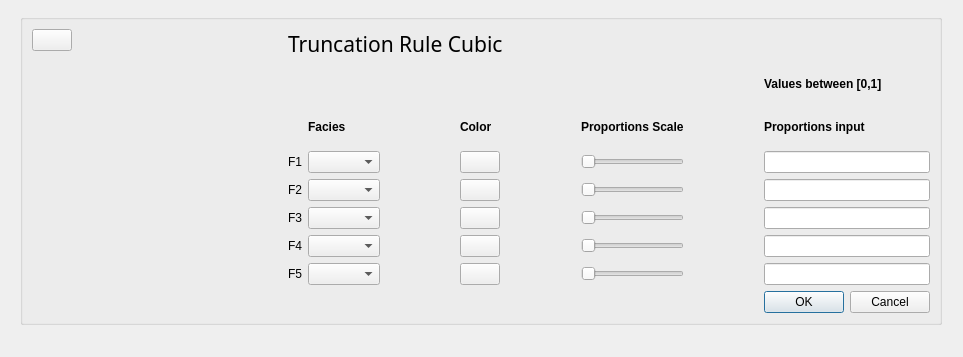
First picture: the form in ui/TruncRuleCubic.ui, repository equinor/APS-Facies, before the edit.
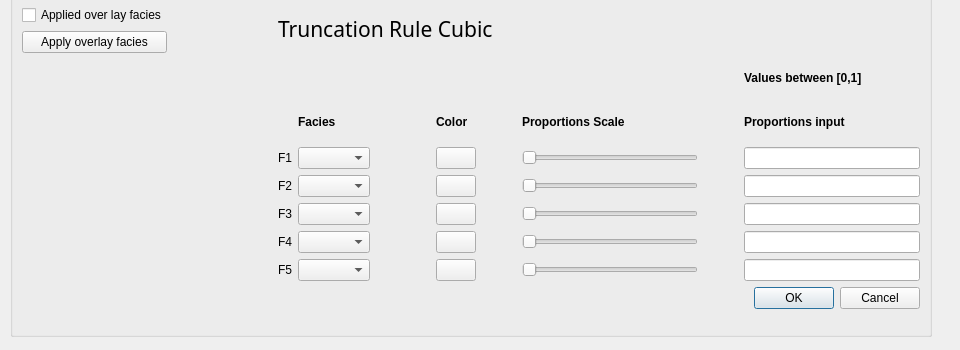
Second picture: the form after the edit. Custom widgets are drawn as their Qt base class.

```diff
--- a/ui/TruncRuleCubic.ui
+++ b/ui/TruncRuleCubic.ui
@@ -6,8 +6,8 @@
    <rect>
     <x>0</x>
     <y>0</y>
-    <width>963</width>
-    <height>357</height>
+    <width>960</width>
+    <height>350</height>
    </rect>
   </property>
   <property name="windowTitle">
@@ -16,18 +16,15 @@
   <widget class="QGroupBox" name="groupBox">
    <property name="geometry">
     <rect>
-     <x>20</x>
-     <y>14</y>
+     <x>10</x>
+     <y>-10</y>
      <width>922</width>
-     <height>311</height>
+     <height>347</height>
     </rect>
    </property>
    <layout class="QFormLayout" name="formLayout">
-    <item row="0" column="0">
-     <widget class="QPushButton" name="Icon_TruncationRuleCubic_kiconbutton"/>
-    </item>
-    <item row="1" column="0">
-     <widget class="QCustomPlot" name="TruncationRuleCubic_qcustomplot">
+    <item row="3" column="0">
+     <widget class="QCustomPlot" name="m_plot_truncation_rule_cubic">
       <property name="minimumSize">
        <size>
         <width>250</width>
@@ -50,305 +47,143 @@
       </property>
      </widget>
     </item>
+    <item row="1" column="0">
+     <layout class="QGridLayout" name="layout_apply_overlay_facies">
+      <item row="1" column="0">
+       <widget class="QPushButton" name="m_button_apply_overlay_facies">
+        <property name="text">
+         <string>Apply overlay facies</string>
+        </property>
+       </widget>
+      </item>
+      <item row="0" column="0">
+       <widget class="QCheckBox" name="m_toggle_apply_overlay_facies">
+        <property name="text">
+         <string>Applied over lay facies</string>
+        </property>
+       </widget>
+      </item>
+     </layout>
+    </item>
     <item row="1" column="1">
-     <layout class="QGridLayout" name="gridLayout">
+     <widget class="QLabel" name="label_truncation_rule_cubic">
+      <property name="font">
+       <font>
+        <family>Abyssinica SIL</family>
+        <pointsize>16</pointsize>
+        <weight>50</weight>
+        <bold>false</bold>
+       </font>
+      </property>
+      <property name="text">
+       <string>Truncation Rule Cubic</string>
+      </property>
+     </widget>
+    </item>
+    <item row="3" column="1">
+     <layout class="QGridLayout" name="layout_truncation_rule_cubic">
       <item row="2" column="0">
-       <widget class="QLabel" name="F1_label">
+       <widget class="QLabel" name="label_F1">
         <property name="text">
          <string>F1</string>
         </property>
        </widget>
       </item>
       <item row="2" column="1">
-       <widget class="QComboBox" name="F1_qcombobox"/>
-      </item>
-      <item row="2" column="2">
-       <spacer name="horizontalSpacer_4">
-        <property name="orientation">
-         <enum>Qt::Horizontal</enum>
-        </property>
-        <property name="sizeHint" stdset="0">
-         <size>
-          <width>40</width>
-          <height>20</height>
-         </size>
-        </property>
-       </spacer>
-      </item>
-      <item row="2" column="4">
-       <spacer name="horizontalSpacer_5">
-        <property name="orientation">
-         <enum>Qt::Horizontal</enum>
-        </property>
-        <property name="sizeHint" stdset="0">
-         <size>
-          <width>40</width>
-          <height>20</height>
-         </size>
-        </property>
-       </spacer>
+       <widget class="QComboBox" name="m_choose_F1"/>
       </item>
       <item row="2" column="5">
-       <widget class="QSlider" name="F1_horizontalSlider">
+       <widget class="QSlider" name="m_slider_F1">
         <property name="orientation">
          <enum>Qt::Horizontal</enum>
         </property>
        </widget>
       </item>
-      <item row="2" column="6">
-       <spacer name="horizontalSpacer_6">
-        <property name="orientation">
-         <enum>Qt::Horizontal</enum>
-        </property>
-        <property name="sizeHint" stdset="0">
-         <size>
-          <width>40</width>
-          <height>20</height>
-         </size>
-        </property>
-       </spacer>
-      </item>
       <item row="2" column="7">
-       <widget class="QLineEdit" name="F1_lineEdit"/>
+       <widget class="QLineEdit" name="m_edit_proportion_F1"/>
       </item>
       <item row="3" column="0">
-       <widget class="QLabel" name="F2_label">
+       <widget class="QLabel" name="label_F2">
         <property name="text">
          <string>F2</string>
         </property>
        </widget>
       </item>
+      <item row="3" column="7">
+       <widget class="QLineEdit" name="m_edit_proportion_F2"/>
+      </item>
       <item row="3" column="1">
-       <widget class="QComboBox" name="F2_qcombobox"/>
-      </item>
-      <item row="3" column="2">
-       <spacer name="horizontalSpacer_7">
-        <property name="orientation">
-         <enum>Qt::Horizontal</enum>
-        </property>
-        <property name="sizeHint" stdset="0">
-         <size>
-          <width>40</width>
-          <height>20</height>
-         </size>
-        </property>
-       </spacer>
-      </item>
-      <item row="3" column="4">
-       <spacer name="horizontalSpacer_8">
-        <property name="orientation">
-         <enum>Qt::Horizontal</enum>
-        </property>
-        <property name="sizeHint" stdset="0">
-         <size>
-          <width>40</width>
-          <height>20</height>
-         </size>
-        </property>
-       </spacer>
+       <widget class="QComboBox" name="m_choose_F2"/>
       </item>
       <item row="3" column="5">
-       <widget class="QSlider" name="F2_horizontalSlider">
+       <widget class="QSlider" name="m_slider_F2">
         <property name="orientation">
          <enum>Qt::Horizontal</enum>
         </property>
        </widget>
       </item>
-      <item row="3" column="6">
-       <spacer name="horizontalSpacer_9">
-        <property name="orientation">
-         <enum>Qt::Horizontal</enum>
-        </property>
-        <property name="sizeHint" stdset="0">
-         <size>
-          <width>40</width>
-          <height>20</height>
-         </size>
-        </property>
-       </spacer>
-      </item>
-      <item row="3" column="7">
-       <widget class="QLineEdit" name="F2_lineEdit"/>
+      <item row="4" column="1">
+       <widget class="QComboBox" name="m_choose_F3"/>
       </item>
       <item row="4" column="0">
-       <widget class="QLabel" name="F3_label">
+       <widget class="QLabel" name="label_F3">
         <property name="text">
          <string>F3</string>
         </property>
        </widget>
       </item>
-      <item row="4" column="1">
-       <widget class="QComboBox" name="F3_qcombobox"/>
-      </item>
-      <item row="4" column="2">
-       <spacer name="horizontalSpacer_10">
-        <property name="orientation">
-         <enum>Qt::Horizontal</enum>
-        </property>
-        <property name="sizeHint" stdset="0">
-         <size>
-          <width>40</width>
-          <height>20</height>
-         </size>
-        </property>
-       </spacer>
-      </item>
-      <item row="4" column="4">
-       <spacer name="horizontalSpacer_11">
-        <property name="orientation">
-         <enum>Qt::Horizontal</enum>
-        </property>
-        <property name="sizeHint" stdset="0">
-         <size>
-          <width>40</width>
-          <height>20</height>
-         </size>
-        </property>
-       </spacer>
-      </item>
-      <item row="4" column="5">
-       <widget class="QSlider" name="F3_horizontalSlider">
-        <property name="orientation">
-         <enum>Qt::Horizontal</enum>
-        </property>
-       </widget>
-      </item>
-      <item row="4" column="6">
-       <spacer name="horizontalSpacer_12">
-        <property name="orientation">
-         <enum>Qt::Horizontal</enum>
-        </property>
-        <property name="sizeHint" stdset="0">
-         <size>
-          <width>40</width>
-          <height>20</height>
-         </size>
-        </property>
-       </spacer>
-      </item>
       <item row="4" column="7">
-       <widget class="QLineEdit" name="F3_lineEdit"/>
+       <widget class="QLineEdit" name="m_edit_proportion_F3"/>
+      </item>
+      <item row="4" column="5">
+       <widget class="QSlider" name="m_slider_F3">
+        <property name="orientation">
+         <enum>Qt::Horizontal</enum>
+        </property>
+       </widget>
+      </item>
+      <item row="5" column="1">
+       <widget class="QComboBox" name="m_choose_F4"/>
       </item>
       <item row="5" column="0">
-       <widget class="QLabel" name="F4_label">
+       <widget class="QLabel" name="label_F4">
         <property name="text">
          <string>F4</string>
         </property>
        </widget>
       </item>
-      <item row="5" column="1">
-       <widget class="QComboBox" name="F4_qcombobox"/>
-      </item>
-      <item row="5" column="2">
-       <spacer name="horizontalSpacer_13">
-        <property name="orientation">
-         <enum>Qt::Horizontal</enum>
-        </property>
-        <property name="sizeHint" stdset="0">
-         <size>
-          <width>40</width>
-          <height>20</height>
-         </size>
-        </property>
-       </spacer>
-      </item>
-      <item row="5" column="4">
-       <spacer name="horizontalSpacer_14">
-        <property name="orientation">
-         <enum>Qt::Horizontal</enum>
-        </property>
-        <property name="sizeHint" stdset="0">
-         <size>
-          <width>40</width>
-          <height>20</height>
-         </size>
-        </property>
-       </spacer>
-      </item>
-      <item row="5" column="5">
-       <widget class="QSlider" name="F4_horizontalSlider">
-        <property name="orientation">
-         <enum>Qt::Horizontal</enum>
-        </property>
-       </widget>
-      </item>
-      <item row="5" column="6">
-       <spacer name="horizontalSpacer_15">
-        <property name="orientation">
-         <enum>Qt::Horizontal</enum>
-        </property>
-        <property name="sizeHint" stdset="0">
-         <size>
-          <width>40</width>
-          <height>20</height>
-         </size>
-        </property>
-       </spacer>
-      </item>
       <item row="5" column="7">
-       <widget class="QLineEdit" name="F4_lineEdit"/>
+       <widget class="QLineEdit" name="m_edit_proportion_F4"/>
       </item>
-      <item row="6" column="0">
-       <widget class="QLabel" name="F5_label">
-        <property name="text">
-         <string>F5</string>
+      <item row="5" column="5">
+       <widget class="QSlider" name="m_slider_F4">
+        <property name="orientation">
+         <enum>Qt::Horizontal</enum>
         </property>
        </widget>
       </item>
       <item row="6" column="1">
-       <widget class="QComboBox" name="F5_qcombobox"/>
-      </item>
-      <item row="6" column="2">
-       <spacer name="horizontalSpacer_16">
-        <property name="orientation">
-         <enum>Qt::Horizontal</enum>
-        </property>
-        <property name="sizeHint" stdset="0">
-         <size>
-          <width>40</width>
-          <height>20</height>
-         </size>
-        </property>
-       </spacer>
-      </item>
-      <item row="6" column="4">
-       <spacer name="horizontalSpacer_17">
-        <property name="orientation">
-         <enum>Qt::Horizontal</enum>
-        </property>
-        <property name="sizeHint" stdset="0">
-         <size>
-          <width>40</width>
-          <height>20</height>
-         </size>
-        </property>
-       </spacer>
+       <widget class="QComboBox" name="m_choose_F5"/>
       </item>
       <item row="6" column="5">
-       <widget class="QSlider" name="F5_horizontalSlider">
+       <widget class="QSlider" name="m_slider_F5">
         <property name="orientation">
          <enum>Qt::Horizontal</enum>
         </property>
        </widget>
       </item>
-      <item row="6" column="6">
-       <spacer name="horizontalSpacer_18">
-        <property name="orientation">
-         <enum>Qt::Horizontal</enum>
+      <item row="6" column="0">
+       <widget class="QLabel" name="label_F5">
+        <property name="text">
+         <string>F5</string>
         </property>
-        <property name="sizeHint" stdset="0">
-         <size>
-          <width>40</width>
-          <height>20</height>
-         </size>
-        </property>
-       </spacer>
+       </widget>
       </item>
       <item row="6" column="7">
-       <widget class="QLineEdit" name="F5_lineEdit"/>
+       <widget class="QLineEdit" name="m_edit_proportion_F5"/>
       </item>
       <item row="1" column="7">
-       <widget class="QLabel" name="Proportionsinput_label">
+       <widget class="QLabel" name="label_proportions_input">
         <property name="font">
          <font>
           <weight>75</weight>
@@ -361,7 +196,7 @@
        </widget>
       </item>
       <item row="0" column="7">
-       <widget class="QLabel" name="Valuesbetween_abel">
+       <widget class="QLabel" name="label_values_between">
         <property name="font">
          <font>
           <weight>75</weight>
@@ -374,7 +209,7 @@
        </widget>
       </item>
       <item row="1" column="3">
-       <widget class="QLabel" name="Color_label">
+       <widget class="QLabel" name="label_color">
         <property name="font">
          <font>
           <weight>75</weight>
@@ -386,40 +221,8 @@
         </property>
        </widget>
       </item>
-      <item row="1" column="4">
-       <spacer name="horizontalSpacer_2">
-        <property name="orientation">
-         <enum>Qt::Horizontal</enum>
-        </property>
-        <property name="sizeType">
-         <enum>QSizePolicy::Preferred</enum>
-        </property>
-        <property name="sizeHint" stdset="0">
-         <size>
-          <width>40</width>
-          <height>20</height>
-         </size>
-        </property>
-       </spacer>
-      </item>
-      <item row="1" column="2">
-       <spacer name="horizontalSpacer_1">
-        <property name="orientation">
-         <enum>Qt::Horizontal</enum>
-        </property>
-        <property name="sizeType">
-         <enum>QSizePolicy::Preferred</enum>
-        </property>
-        <property name="sizeHint" stdset="0">
-         <size>
-          <width>60</width>
-          <height>20</height>
-         </size>
-        </property>
-       </spacer>
-      </item>
       <item row="1" column="1">
-       <widget class="QLabel" name="Facies_label">
+       <widget class="QLabel" name="label_facies">
         <property name="font">
          <font>
           <weight>75</weight>
@@ -431,24 +234,11 @@
         </property>
        </widget>
       </item>
-      <item row="1" column="6">
-       <spacer name="horizontalSpacer_3">
-        <property name="orientation">
-         <enum>Qt::Horizontal</enum>
-        </property>
-        <property name="sizeType">
-         <enum>QSizePolicy::Preferred</enum>
-        </property>
-        <property name="sizeHint" stdset="0">
-         <size>
-          <width>40</width>
-          <height>20</height>
-         </size>
-        </property>
-       </spacer>
+      <item row="2" column="3">
+       <widget class="QPushButton" name="m_color_button_F1"/>
       </item>
       <item row="1" column="5">
-       <widget class="QLabel" name="Proportions_scale_label">
+       <widget class="QLabel" name="label_proportions_scale">
         <property name="font">
          <font>
           <weight>75</weight>
@@ -460,45 +250,75 @@
         </property>
        </widget>
       </item>
+      <item row="3" column="3">
+       <widget class="QPushButton" name="m_color_button_F2"/>
+      </item>
       <item row="7" column="7">
-       <widget class="QDialogButtonBox" name="TruncationRuleCubic_buttonBox">
+       <widget class="QDialogButtonBox" name="m_buttons_ok_cancel_truncation_rule_cubic">
         <property name="standardButtons">
          <set>QDialogButtonBox::Cancel|QDialogButtonBox::Ok</set>
         </property>
        </widget>
       </item>
-      <item row="2" column="3">
-       <widget class="QPushButton" name="F1_qcolorbutton"/>
-      </item>
-      <item row="3" column="3">
-       <widget class="QPushButton" name="F2_colorbutton"/>
-      </item>
       <item row="4" column="3">
-       <widget class="QPushButton" name="F3_colorbutton"/>
+       <widget class="QPushButton" name="m_color_button_F3"/>
       </item>
       <item row="5" column="3">
-       <widget class="QPushButton" name="F4_kcolorbutton"/>
+       <widget class="QPushButton" name="m_color_button_F4"/>
       </item>
       <item row="6" column="3">
-       <widget class="QPushButton" name="F5_colorbutton"/>
+       <widget class="QPushButton" name="m_color_button_F5"/>
+      </item>
+      <item row="1" column="4">
+       <spacer name="spacer_color">
+        <property name="orientation">
+         <enum>Qt::Horizontal</enum>
+        </property>
+        <property name="sizeType">
+         <enum>QSizePolicy::Preferred</enum>
+        </property>
+        <property name="sizeHint" stdset="0">
+         <size>
+          <width>40</width>
+          <height>20</height>
+         </size>
+        </property>
+       </spacer>
+      </item>
+      <item row="1" column="6">
+       <spacer name="spacer_proportions_scale">
+        <property name="orientation">
+         <enum>Qt::Horizontal</enum>
+        </property>
+        <property name="sizeType">
+         <enum>QSizePolicy::Preferred</enum>
+        </property>
+        <property name="sizeHint" stdset="0">
+         <size>
+          <width>40</width>
+          <height>20</height>
+         </size>
+        </property>
+       </spacer>
+      </item>
+      <item row="1" column="2">
+       <spacer name="spacer_facies">
+        <property name="orientation">
+         <enum>Qt::Horizontal</enum>
+        </property>
+        <property name="sizeType">
+         <enum>QSizePolicy::Preferred</enum>
+        </property>
+        <property name="sizeHint" stdset="0">
+         <size>
+          <width>60</width>
+          <height>20</height>
+         </size>
+        </property>
+       </spacer>
       </item>
      </layout>
     </item>
-    <item row="0" column="1">
-     <widget class="QLabel" name="TruncationRuleCubic_label">
-      <property name="font">
-       <font>
-        <family>Abyssinica SIL</family>
-        <pointsize>16</pointsize>
-        <weight>50</weight>
-        <bold>false</bold>
-       </font>
-      </property>
-      <property name="text">
-       <string>Truncation Rule Cubic</string>
-      </property>
-     </widget>
-    </item>
    </layout>
   </widget>
  </widget>
```
Left out of the diff: 8 changed lines with no effect on the pictures.
